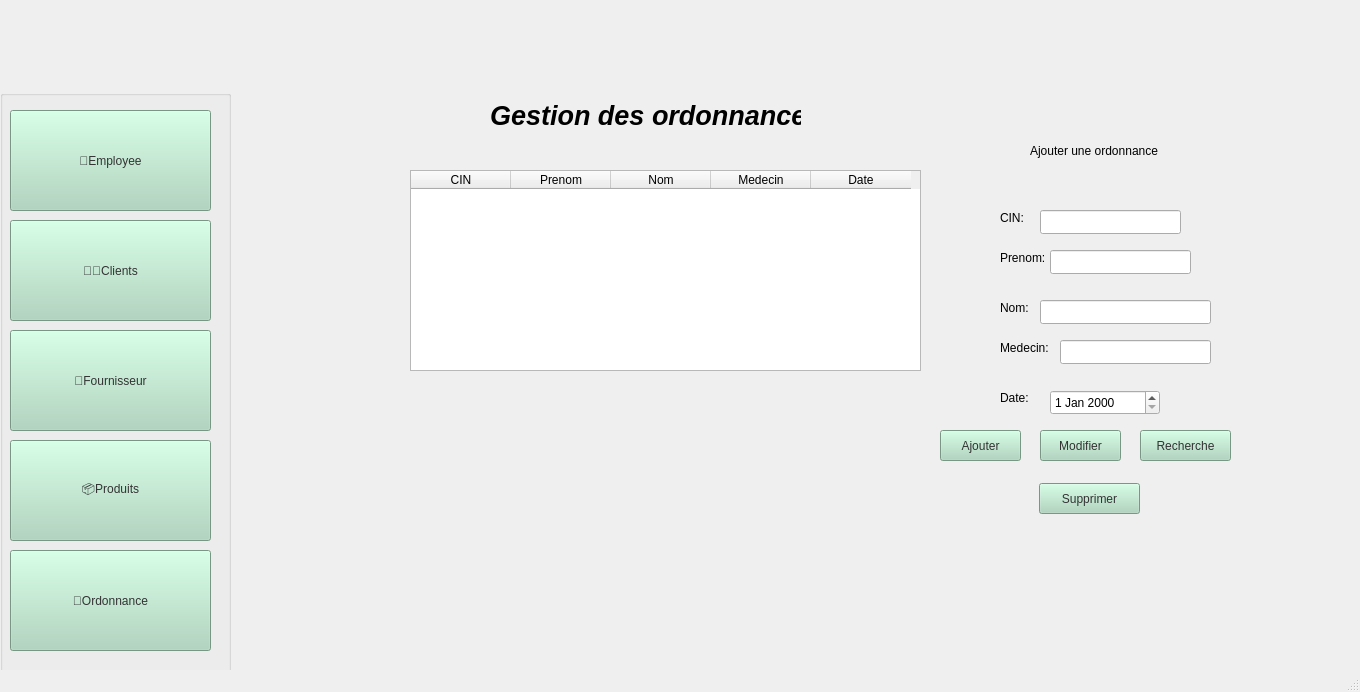
Qt form gordonnance.ui (ProjetCPP2A21/projetcpp-2a21-smart-optical-store) before a commit.
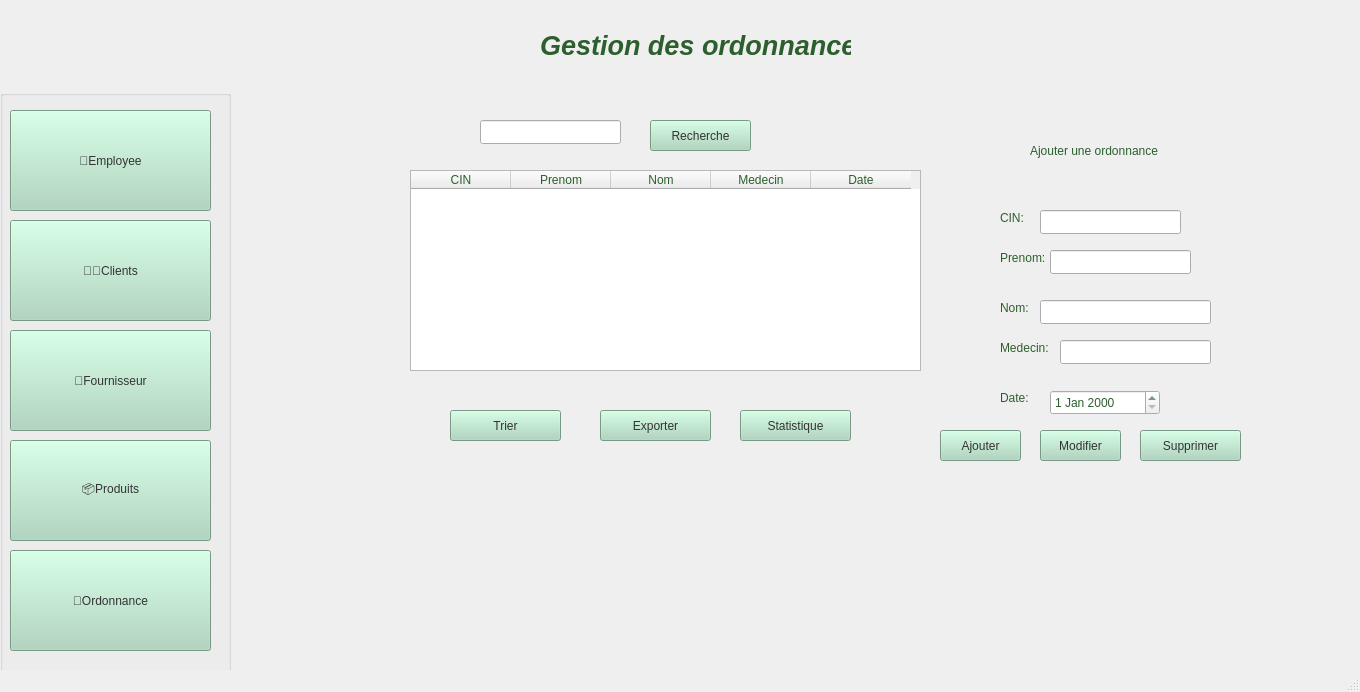
The same form after that commit. Icons and pictures are not drawn.

Diff of the .ui file:
```diff
--- a/gordonnance.ui
+++ b/gordonnance.ui
@@ -155,7 +155,7 @@
      </rect>
     </property>
     <property name="styleSheet">
-     <string notr="true">color: rgb(0, 0, 0);</string>
+     <string notr="true">color: rgb(44, 95, 45);</string>
     </property>
     <column>
      <property name="text">
@@ -211,7 +211,7 @@
      </rect>
     </property>
     <property name="styleSheet">
-     <string notr="true">color: rgb(0, 0, 0);</string>
+     <string notr="true">color: rgb(44, 95, 45);</string>
     </property>
     <property name="text">
      <string>CIN:</string>
@@ -237,7 +237,7 @@
      </rect>
     </property>
     <property name="styleSheet">
-     <string notr="true">color: rgb(0, 0, 0);</string>
+     <string notr="true">color: rgb(44, 95, 45);</string>
     </property>
     <property name="text">
      <string>Nom:</string>
@@ -253,7 +253,7 @@
      </rect>
     </property>
     <property name="styleSheet">
-     <string notr="true">color: rgb(0, 0, 0);
+     <string notr="true">color: rgb(44, 95, 45);
 </string>
     </property>
     <property name="text">
@@ -280,7 +280,7 @@
      </rect>
     </property>
     <property name="styleSheet">
-     <string notr="true">color: rgb(0, 0, 0);
+     <string notr="true">color: rgb(44, 95, 45);
 </string>
     </property>
    </widget>
@@ -294,7 +294,7 @@
      </rect>
     </property>
     <property name="styleSheet">
-     <string notr="true">color: rgb(0, 0, 0);</string>
+     <string notr="true">color: rgb(44, 95, 45);</string>
     </property>
     <property name="text">
      <string>Date:</string>
@@ -310,7 +310,7 @@
      </rect>
     </property>
     <property name="styleSheet">
-     <string notr="true">color: rgb(0, 0, 0);</string>
+     <string notr="true">color: rgb(44, 95, 45);</string>
     </property>
     <property name="text">
      <string>Medecin:</string>
@@ -337,7 +337,7 @@
     </property>
     <property name="styleSheet">
      <string notr="true">font: 700 italic 10pt &quot;Segoe UI&quot;;
-color: rgb(0, 0, 0);</string>
+color: rgb(44, 95, 45);</string>
     </property>
     <property name="text">
      <string>Ajouter une ordonnance</string>
@@ -374,8 +374,8 @@
    <widget class="QLabel" name="label">
     <property name="geometry">
      <rect>
-      <x>490</x>
-      <y>90</y>
+      <x>540</x>
+      <y>20</y>
       <width>311</width>
       <height>51</height>
      </rect>
@@ -390,7 +390,7 @@
     </property>
     <property name="styleSheet">
      <string notr="true">font: 700 italic 20pt &quot;Segoe UI&quot;;
-color: rgb(0, 0, 0);</string>
+color: rgb(44, 95, 45);</string>
     </property>
     <property name="text">
      <string>Gestion des ordonnance</string>
@@ -415,29 +415,11 @@
      <bool>true</bool>
     </property>
    </widget>
-   <widget class="QPushButton" name="pushButton">
-    <property name="geometry">
-     <rect>
-      <x>1140</x>
-      <y>430</y>
-      <width>91</width>
-      <height>31</height>
-     </rect>
-    </property>
-    <property name="styleSheet">
-     <string notr="true">background-color: rgb(168, 213, 186);
-font: 14pt &quot;Segoe UI&quot;;
-color: rgb(51, 51, 51);</string>
-    </property>
-    <property name="text">
-     <string>Recherche</string>
-    </property>
-   </widget>
    <widget class="QPushButton" name="btnSupprimer">
     <property name="geometry">
      <rect>
-      <x>1039</x>
-      <y>483</y>
+      <x>1140</x>
+      <y>430</y>
       <width>101</width>
       <height>31</height>
      </rect>
@@ -451,6 +433,88 @@
      <string>Supprimer</string>
     </property>
    </widget>
+   <widget class="QLineEdit" name="lineEditCIN_2">
+    <property name="geometry">
+     <rect>
+      <x>480</x>
+      <y>120</y>
+      <width>141</width>
+      <height>24</height>
+     </rect>
+    </property>
+   </widget>
+   <widget class="QPushButton" name="pushButton_2">
+    <property name="geometry">
+     <rect>
+      <x>650</x>
+      <y>120</y>
+      <width>101</width>
+      <height>31</height>
+     </rect>
+    </property>
+    <property name="styleSheet">
+     <string notr="true">background-color: rgb(168, 213, 186);
+font: 14pt &quot;Segoe UI&quot;;
+color: rgb(51, 51, 51);</string>
+    </property>
+    <property name="text">
+     <string>Recherche</string>
+    </property>
+   </widget>
+   <widget class="QPushButton" name="pushButton_3">
+    <property name="geometry">
+     <rect>
+      <x>450</x>
+      <y>410</y>
+      <width>111</width>
+      <height>31</height>
+     </rect>
+    </property>
+    <property name="styleSheet">
+     <string notr="true">background-color: rgb(168, 213, 186);
+font: 14pt &quot;Segoe UI&quot;;
+color: rgb(51, 51, 51);</string>
+    </property>
+    <property name="text">
+     <string>Trier</string>
+    </property>
+   </widget>
+   <widget class="QPushButton" name="pushButton_5">
+    <property name="geometry">
+     <rect>
+      <x>600</x>
+      <y>410</y>
+      <width>111</width>
+      <height>31</height>
+     </rect>
+    </property>
+    <property name="styleSheet">
+     <string notr="true">background-color: rgb(168, 213, 186);
+font: 14pt &quot;Segoe UI&quot;;
+color: rgb(51, 51, 51);</string>
+    </property>
+    <property name="text">
+     <string>Exporter</string>
+    </property>
+   </widget>
+   <widget class="QPushButton" name="pushButton_10">
+    <property name="geometry">
+     <rect>
+      <x>740</x>
+      <y>410</y>
+      <width>111</width>
+      <height>31</height>
+     </rect>
+    </property>
+    <property name="styleSheet">
+     <string notr="true">background-color: rgb(168, 213, 186);
+font: 14pt &quot;Segoe UI&quot;;
+color: rgb(51, 51, 51);</string>
+    </property>
+    <property name="text">
+     <string>Statistique</string>
+    </property>
+   </widget>
   </widget>
   <widget class="QStatusBar" name="statusbar"/>
  </widget>
```
Left out of the diff: 10 changed lines with no effect on the pictures.
